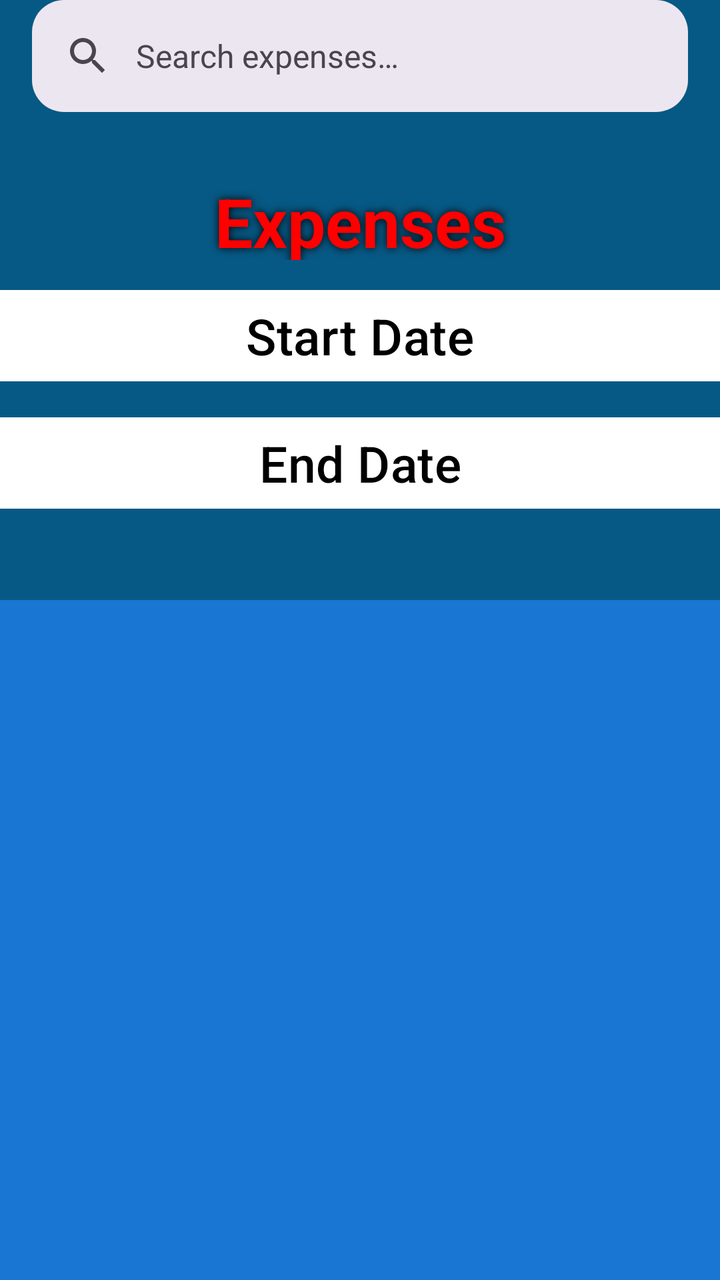
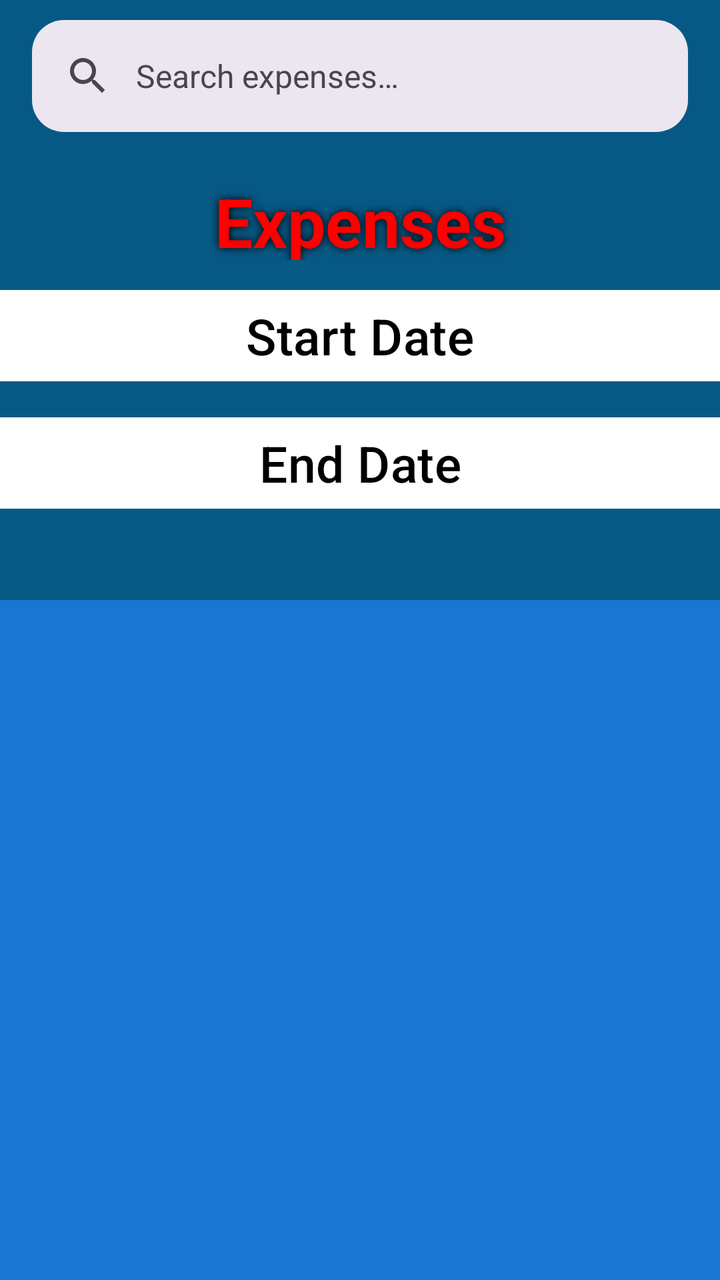

An Android layout rendered at two revisions. The XML below is the earlier revision; the diff shows what the commit changed to produce the second picture.
<!-- AndroidManifest.xml: application theme Theme.KracKShacKBanking -->
<!-- res/layout/expenses.xml -->
<?xml version="1.0" encoding="utf-8"?>
<androidx.constraintlayout.widget.ConstraintLayout xmlns:android="http://schemas.android.com/apk/res/android"
    xmlns:app="http://schemas.android.com/apk/res-auto"
    xmlns:tools="http://schemas.android.com/tools"
    android:layout_width="match_parent"
    android:layout_height="match_parent"
    android:background="@color/maincolour"
    android:orientation="vertical">

    <com.google.android.material.search.SearchBar
        android:id="@+id/searchBar"
        android:layout_width="match_parent"
        android:layout_height="wrap_content"
        android:layout_marginHorizontal="16dp"
        android:layout_marginBottom="8dp"
        android:hint="@string/search_expenses"
        app:shapeAppearanceOverlay="@style/ShapeAppearanceOverlay.App.SearchBar"/>

    <Button
        android:id="@+id/btnStartDate"
        android:layout_width="match_parent"
        android:layout_height="wrap_content"
        android:layout_marginTop="11dp"
        android:backgroundTint="@color/white"
        android:paddingTop="6dp"
        android:rotationX="0"
        android:text="@string/StartDate"
        android:textColor="@color/black"
        android:textSize="25sp"
        app:cornerRadius="0dp"
        app:layout_constraintEnd_toEndOf="parent"
        app:layout_constraintStart_toStartOf="parent"
        app:layout_constraintTop_toBottomOf="@+id/txtExpenses" />

    <Button
        android:id="@+id/btnEndDate"
        android:layout_width="match_parent"
        android:layout_height="wrap_content"
        android:layout_marginTop="10dp"
        android:backgroundTint="@color/white"
        android:text="@string/EndDate"
        android:textColor="@color/black"
        android:textSize="25sp"
        app:cornerRadius="0dp"
        app:layout_constraintEnd_toEndOf="parent"
        app:layout_constraintStart_toStartOf="parent"
        app:layout_constraintTop_toBottomOf="@+id/btnStartDate" />


    <LinearLayout
        android:layout_width="match_parent"
        android:layout_height="match_parent"
        android:layout_marginTop="300dp"
        android:orientation="vertical"
        app:layout_constraintTop_toTopOf="parent">

        <TextView
            android:id="@+id/txtCategory"
            android:layout_width="match_parent"
            android:layout_height="match_parent"
            android:background="@color/darkerblue"
            android:scrollbars="vertical"
            android:textColor="@color/white"
            android:textSize="34sp" />
    </LinearLayout>

    <TextView
        android:id="@+id/txtExpenses"
        android:layout_width="386dp"
        android:layout_height="42dp"
        android:layout_marginStart="65dp"
        android:layout_marginTop="88dp"
        android:layout_marginEnd="65dp"
        android:layout_marginBottom="4dp"
        android:shadowColor="@color/black"
        android:shadowDx="0.0"
        android:shadowDy="0.0"
        android:shadowRadius="10.0"
        android:text="@string/Expenses"
        android:textAlignment="center"
        android:textColor="#FF0000"
        android:textSize="34sp"
        android:textStyle="bold"
        app:layout_constraintEnd_toEndOf="parent"
        app:layout_constraintHorizontal_bias="0.504"
        app:layout_constraintStart_toStartOf="parent"
        app:layout_constraintTop_toTopOf="parent" />
</androidx.constraintlayout.widget.ConstraintLayout>
<!-- resources referenced by this layout -->
<resources>
  <color name="black">#000000</color>
  <color name="darkerblue">#1976D2</color>
  <color name="maincolour">#075985</color>
  <color name="white">#FFFFFF</color>
  <string name="EndDate">End Date</string>
  <string name="Expenses">Expenses</string>
  <string name="StartDate">Start Date</string>
  <string name="search_expenses">Search expenses…</string>
  <style name="ShapeAppearanceOverlay.App.SearchBar" parent="">
          <item name="cornerFamily">rounded</item>
          <item name="cornerSize">16dp</item>
      </style>
  <style name="Theme.KracKShacKBanking" parent="Theme.Material3.DayNight.NoActionBar">
          <item name="colorPrimary">@color/primary</item>
          <item name="colorPrimaryVariant">@color/primary_dark</item>
          <item name="colorOnPrimary">@color/white</item>
          <item name="colorSecondary">@color/secondary</item>
          <item name="colorSecondaryVariant">@color/secondary_dark</item>
          <item name="colorOnSecondary">@color/black</item>
          <item name="android:statusBarColor">@color/primary</item>
          <item name="android:navigationBarColor">@color/primary</item>
          <item name="android:windowLightStatusBar">false</item>
  
      </style>
  <color name="primary">#2196F3</color>
  <color name="primary_dark">#1976D2</color>
  <color name="secondary">#FFC107</color>
  <color name="secondary_dark">#FFA000</color>
</resources>

<!-- the commit's change to res/layout/expenses.xml (unified diff, before → after) -->
@@ -12,9 +12,14 @@
         android:layout_width="match_parent"
         android:layout_height="wrap_content"
         android:layout_marginHorizontal="16dp"
-        android:layout_marginBottom="8dp"
+        android:layout_marginStart="16dp"
+        android:layout_marginTop="10dp"
+        android:layout_marginEnd="16dp"
         android:hint="@string/search_expenses"
-        app:shapeAppearanceOverlay="@style/ShapeAppearanceOverlay.App.SearchBar"/>
+        app:layout_constraintEnd_toEndOf="parent"
+        app:layout_constraintStart_toStartOf="parent"
+        app:layout_constraintTop_toTopOf="parent"
+        app:shapeAppearanceOverlay="@style/ShapeAppearanceOverlay.App.SearchBar" />
 
     <Button
         android:id="@+id/btnStartDate"
